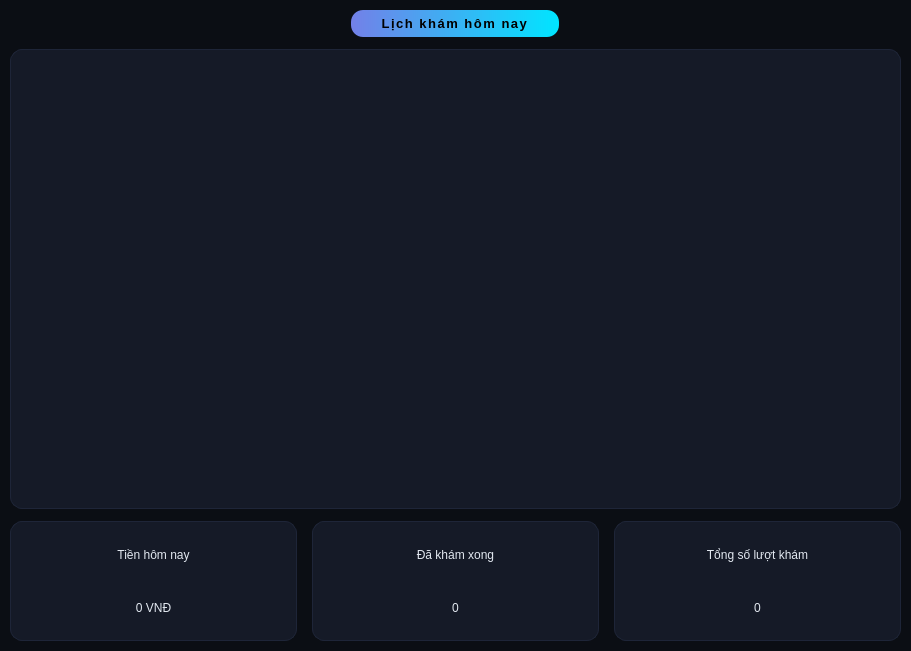
This is View/TimeLine.ui in ngmdui50/Nhom_14 as Qt 5 draws it before an edit. The edited form follows.
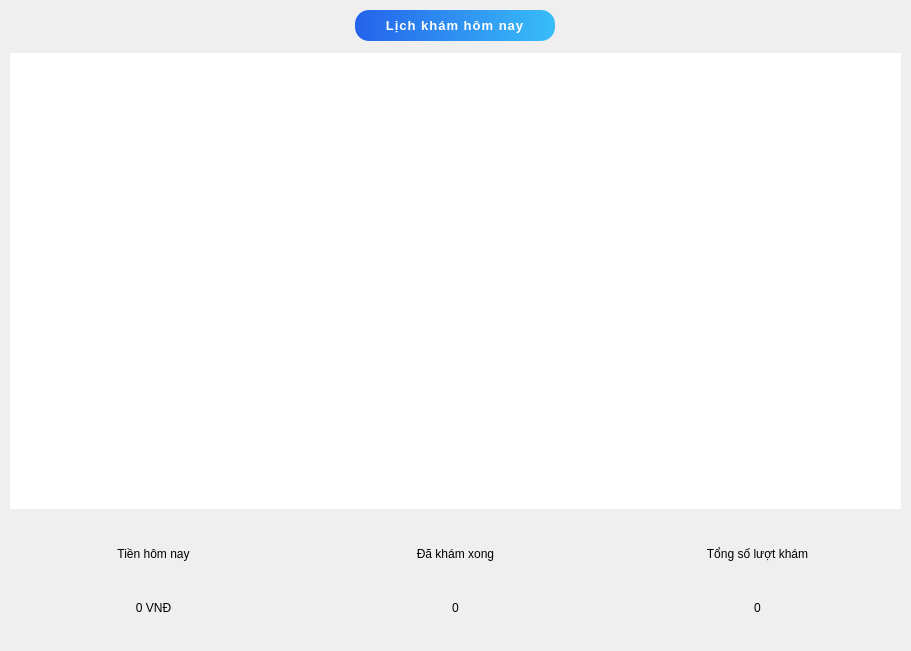
This is the edited form.

```diff
--- a/View/TimeLine.ui
+++ b/View/TimeLine.ui
@@ -14,26 +14,7 @@
    <string>Timeline</string>
   </property>
   <property name="styleSheet">
-   <string notr="true">
-QWidget {
-    background-color: #0B0E14; 
-    color: #E2E8F0;
-}
-QFrame {
-    background-color: #151A27; 
-    border: 1px solid #1E2538; 
-    border-radius: 12px;
-}
-QLabel {
-    background-color: transparent; 
-    border: none;
-}
-QGroupBox {
-    background-color: #151A27; 
-    border: none; 
-    border-radius: 14px; 
-    margin-top: 25px; 
-}</string>
+   <string notr="true"/>
   </property>
   <layout class="QVBoxLayout" name="verticalLayout">
    <property name="spacing">
@@ -55,15 +36,14 @@
     <widget class="QLabel" name="lblTitle">
      <property name="styleSheet">
       <string notr="true">QLabel#lblTitle {
-    background-color: qlineargradient(x1:0, y1:0, x2:1, y2:0, stop:0 #7380E8, stop:1 #00E5FF); 
-    color: #000000; 
-    border-radius: 12px;
-    padding: 6px 30px;
+    background-color: qlineargradient(x1:0, y1:0, x2:1, y2:0, stop:0 #2563eb, stop:1 #38bdf8);
+    color: #ffffff;
+    border-radius: 14px;
+    padding: 8px 30px;
     font-size: 13px;
-    font-weight: 900;
-    text-transform: uppercase;
-    letter-spacing: 1.5px;
-    max-width: 250px; 
+    font-weight: 800;
+    letter-spacing: 1px;
+    max-width: 260px;
 }</string>
      </property>
      <property name="text">
```
